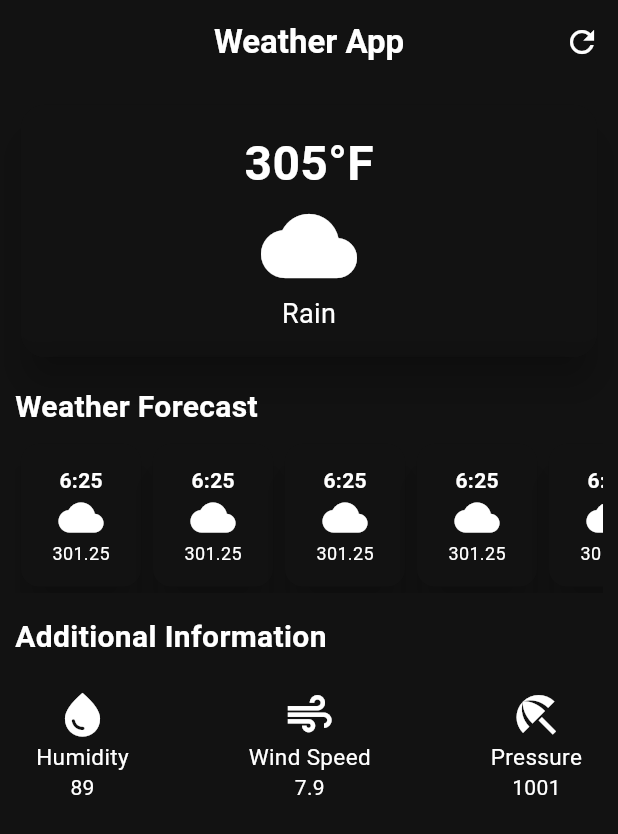
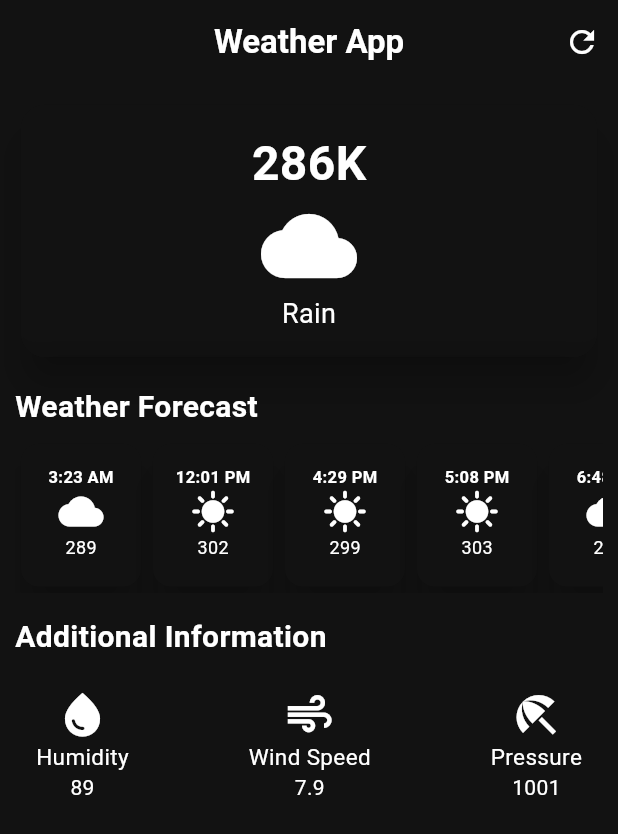
Before and after one commit to MdSohidUllahChowdhury/Check-Weather, a Flutter app: the screen it shows after launch, on a phone screen of 412 x 824 dp. Shown: the top 834 px of the screen. Run offline on Flutter 3.47's test engine with Material 3 defaults, Android fonts, the phone set to English and light mode, and no system bars; our stand-ins replace flutter_screenutil.

Commit message:
Logical UI

```diff
--- a/lib/weather.dart
+++ b/lib/weather.dart
@@ -56,7 +56,7 @@ class _WeatherScreenState extends State<WeatherScreen> {
                          Column(
                           children:
                            [
-                            Text('305°F',
+                            Text('286K',
                             style: TextStyle(
                               fontSize: 32,
                               fontWeight: FontWeight.bold),
@@ -88,15 +88,12 @@ class _WeatherScreenState extends State<WeatherScreen> {
                 scrollDirection: Axis.horizontal,
                    child: Row(
                       children: [
-                        Forecast(),
-                        Forecast(),
-                        Forecast(),
-                        Forecast(),
-                        Forecast(),
-                        Forecast(),
-                        Forecast(),
-                        Forecast(),
-                        Forecast(),
+                        Forecast(time: '3:23 AM',icon: (Icons.cloud), farenhite: '289'),
+                        Forecast(time: '12:01 PM',icon: (Icons.sunny), farenhite: '302'),
+                        Forecast(time: '4:29 PM',icon: (Icons.sunny), farenhite: '299'),
+                        Forecast(time: '5:08 PM',icon: (Icons.sunny), farenhite: '303'),
+                        Forecast(time: '6:48 PM',icon: (Icons.cloud), farenhite: '295'),
+                        Forecast(time: '7:03 PM',icon: (Icons.cloud), farenhite: '288')
 
                       ],
                     ),
--- a/lib/weather_forecasr.dart
+++ b/lib/weather_forecasr.dart
@@ -1,34 +1,43 @@
 import 'package:flutter/material.dart';
 
 class Forecast extends StatelessWidget {
-  const Forecast({super.key});
+  final String time;
+  final IconData icon;
+  final String farenhite;
+  const Forecast({
+    super.key, required this.time, required this.icon, required this.farenhite});
 
   @override
   Widget build(BuildContext context) {
     return Card(
       elevation: 10,
-      child: Container( //5
+      child: Container(
+        //5
         height: 95,
         width: 80,
         decoration: BoxDecoration(
-        borderRadius: BorderRadius.all(Radius.circular(12)),
+          borderRadius: BorderRadius.all(Radius.circular(12)),
         ),
         child: Padding(
           padding: const EdgeInsets.all(14.0),
           child: Column(
             children: [
-               Text('6:25',
-               style:
-               TextStyle(fontSize: 14,fontWeight: FontWeight.bold),),
-               Icon(Icons.cloud,size: 30,),
-               Text('301.25',style: TextStyle(fontSize: 12),)
+              Text(
+                time,
+                style: TextStyle(fontSize: 11, fontWeight: FontWeight.bold),
+              ),
+              Icon(
+                icon,
+                size: 30,
+              ),
+              Text(
+                farenhite ,
+                style: TextStyle(fontSize: 12),
+              )
             ],
           ),
         ),
-
-        ),
+      ),
     );
-
-
   }
 }
```
